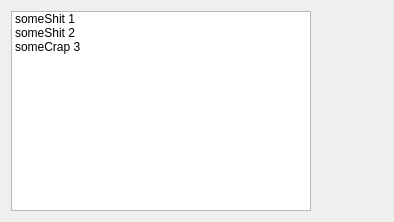
Qt form Interfaces/getProcessesDialog.ui (SNeicer/SN_Straitjacket) before a commit.
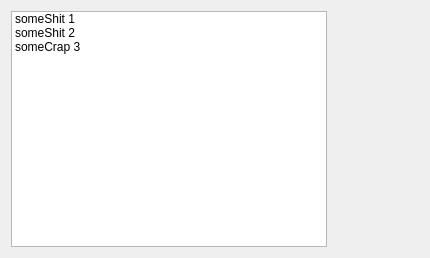
The same form after that commit.

What changed in the file:
```diff
--- a/Interfaces/getProcessesDialog.ui
+++ b/Interfaces/getProcessesDialog.ui
@@ -6,8 +6,8 @@
    <rect>
     <x>0</x>
     <y>0</y>
-    <width>390</width>
-    <height>218</height>
+    <width>430</width>
+    <height>258</height>
    </rect>
   </property>
   <property name="windowTitle">
@@ -77,9 +77,15 @@
    </item>
    <item>
     <widget class="QDialogButtonBox" name="bbox">
+     <property name="sizePolicy">
+      <sizepolicy hsizetype="Minimum" vsizetype="Minimum">
+       <horstretch>0</horstretch>
+       <verstretch>0</verstretch>
+      </sizepolicy>
+     </property>
      <property name="minimumSize">
       <size>
-       <width>60</width>
+       <width>80</width>
        <height>0</height>
       </size>
      </property>
```
